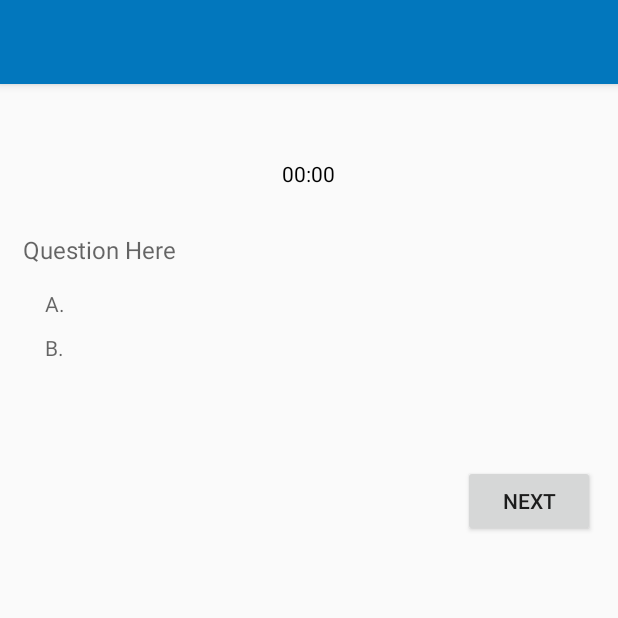
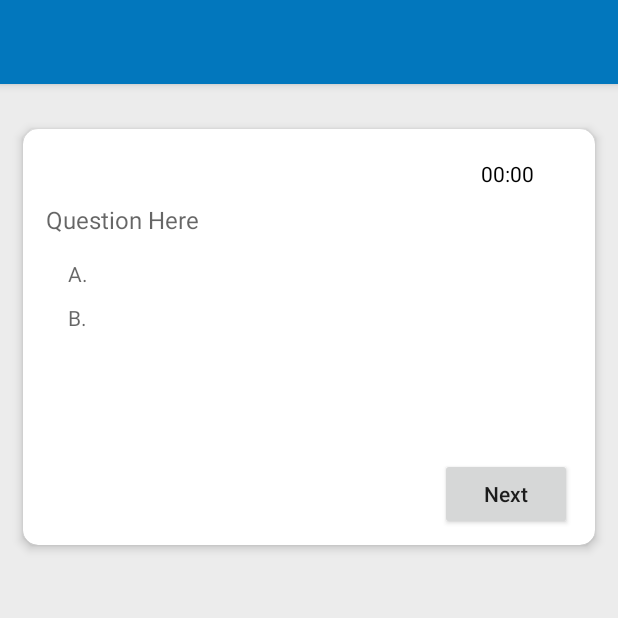
Before and after one commit to zahidyew/aquatic-animals, an Android app: the QuestionPage screen opened directly, with no data from a screen before it, on a phone screen of 412 x 824 dp, the top half of it. Run offline under Robolectric (Android 15) with nearby library versions, the phone set to English and light mode, and no system bars; our stand-ins replace Volley; network calls fail; 5 statements that could not run were skipped.

Commit message:
question page update

```diff
--- a/app/src/main/java/com/example/aquaticanimals/questions/QuestionPage.java
+++ b/app/src/main/java/com/example/aquaticanimals/questions/QuestionPage.java
@@ -124,12 +124,17 @@ public class QuestionPage extends AppCompatActivity {
             public void onTick(long millisUntilFinished) {
                 sixtySec -= 1;
 
-                if(sixtySec == 0 && minute != 0) {
-                    sixtySec = 60;
+                if(sixtySec == -1 && minute != 0) {
+                    sixtySec = 59;
                     minute -= 1;
                 }
+                if(sixtySec < 10) {
+                    minsElem.setText("" + minute + ":0" + sixtySec);
+                } else {
+                    minsElem.setText("" + minute + ":" + sixtySec);
+                }
 
-                minsElem.setText("" + minute + ":" + sixtySec);
+                minsElem.setTextColor(Color.BLUE);
                 //String trackTimer = "Timer";
                 //Log.i(trackTimer,"" + millisUntilFinished);
             }
@@ -332,8 +337,12 @@ public class QuestionPage extends AppCompatActivity {
         // fyi, in java cannot check string with ==, use .equals() instead
         for(int i = 0; i < numOfQues; i++) {
             question = questionList.get(i);
-            if(answerList[i].equals(question.getAnswer())) {
-                marks++;
+            if(answerList[i] == null) {
+                answerList[i] = "empty";
+            } else {
+                if(answerList[i].equals(question.getAnswer())) {
+                    marks++;
+                }
             }
         }
     }
--- a/app/src/main/java/com/example/aquaticanimals/quiz/QuizPage.java
+++ b/app/src/main/java/com/example/aquaticanimals/quiz/QuizPage.java
@@ -44,8 +44,6 @@ public class QuizPage extends AppCompatActivity {
 
         RecyclerView.LayoutManager mLayoutManager = new GridLayoutManager(this, 1);
         recyclerView.setLayoutManager(mLayoutManager);
-        //recyclerView.addItemDecoration(new GridSpacingItemDecoration(1, dpToPx(10), true));
-
         recyclerView.setItemAnimator(new DefaultItemAnimator());
         recyclerView.setAdapter(adapter);
 
--- a/app/src/main/res/layout/activity_question_page.xml
+++ b/app/src/main/res/layout/activity_question_page.xml
@@ -5,17 +5,38 @@
     xmlns:tools="http://schemas.android.com/tools"
     android:layout_width="match_parent"
     android:layout_height="match_parent"
+    android:background= "#ececec"
     tools:context=".questions.QuestionPage">
+
+    <androidx.cardview.widget.CardView
+        android:id="@+id/card_view"
+        android:layout_width="match_parent"
+        android:layout_height="wrap_content"
+        android:layout_gravity="center"
+        android:layout_marginTop="30dp"
+        android:layout_marginLeft="15dp"
+        android:layout_marginRight="15dp"
+        app:cardCornerRadius="10dp"
+        app:cardBackgroundColor="@android:color/white"
+        app:cardElevation="4dp"
+        app:cardPreventCornerOverlap="true"
+        android:foreground="?android:attr/selectableItemBackground">
+
+        <RelativeLayout
+            android:id="@+id/oneCard"
+            android:layout_width="match_parent"
+            android:layout_height="wrap_content">
 
             <TextView
                 android:id="@+id/minuteElem"
                 android:layout_width="wrap_content"
                 android:layout_height="wrap_content"
-        android:layout_centerHorizontal="true"
-        android:layout_marginTop="50dp"
-        android:layout_marginBottom="30dp"
+                android:layout_marginTop="20dp"
+                android:layout_marginBottom="10dp"
+                android:layout_marginLeft="305dp"
                 android:textColor="#000000"
-        android:hint="Mins"/>
+                android:hint="Mins"
+                android:textSize="14dp"/>
 
             <TextView
                 android:id="@+id/quesElem"
@@ -75,7 +96,6 @@
                 android:textColor="#000000"
                 android:clickable="true"/>
 
-
             <Button
                 android:id="@+id/nextBtn"
                 android:layout_width="wrap_content"
@@ -83,7 +103,10 @@
                 android:layout_below="@+id/choiceElemD"
                 android:layout_alignParentRight="true"
                 android:layout_marginRight="15dp"
-        android:text="Next" />
+                android:layout_marginTop="15dp"
+                android:layout_marginBottom="10dp"
+                android:text="Next"
+                android:textAllCaps="false"/>
 
             <Button
                 android:id="@+id/backBtn"
@@ -92,7 +115,12 @@
                 android:layout_below="@+id/choiceElemD"
                 android:layout_alignParentLeft="true"
                 android:layout_marginLeft="15dp"
+                android:layout_marginTop="15dp"
+                android:layout_marginBottom="10dp"
                 android:text="Back"
-        android:visibility="invisible"/>
+                android:visibility="invisible"
+                android:textAllCaps="false"/>
 
         </RelativeLayout>
+    </androidx.cardview.widget.CardView>
+</RelativeLayout>
```
Lines whose indentation alone changed are shown as unchanged.
